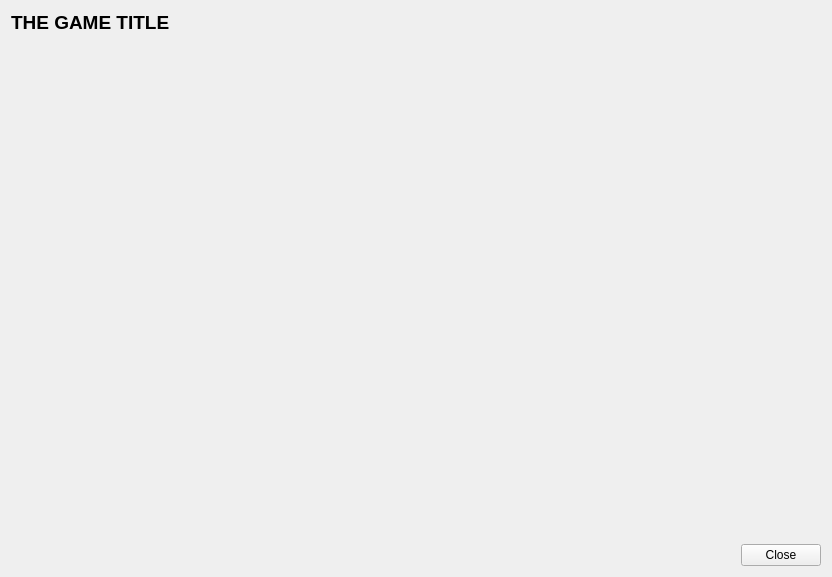
Before: the Qt Designer form src/OplPcTools/UI/GameDetailsWidget.ui in brainstream/OPL-PC-Tools, drawn with Qt 5.
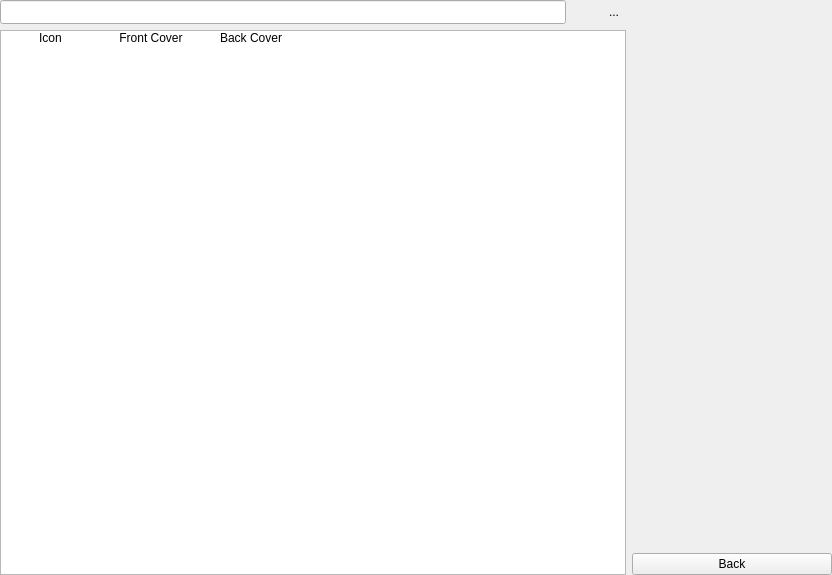
After: the same form once the commit is applied. Icons and pictures are not drawn.

Commit message: Some preparations for the Game Edit form Additionally, the About dialog has been refactored

What changed in the file:
```diff
--- a/src/OplPcTools/UI/GameDetailsWidget.ui
+++ b/src/OplPcTools/UI/GameDetailsWidget.ui
@@ -7,59 +7,233 @@
     <x>0</x>
     <y>0</y>
     <width>832</width>
-    <height>577</height>
+    <height>575</height>
    </rect>
   </property>
   <property name="windowTitle">
    <string>Form</string>
   </property>
-  <layout class="QVBoxLayout" name="verticalLayout">
+  <layout class="QHBoxLayout" name="horizontalLayout_2">
+   <property name="leftMargin">
+    <number>0</number>
+   </property>
+   <property name="topMargin">
+    <number>0</number>
+   </property>
+   <property name="rightMargin">
+    <number>0</number>
+   </property>
+   <property name="bottomMargin">
+    <number>0</number>
+   </property>
    <item>
-    <widget class="QLabel" name="mp_label_game_title">
-     <property name="font">
-      <font>
-       <pointsize>14</pointsize>
-       <weight>75</weight>
-       <bold>true</bold>
-      </font>
-     </property>
-     <property name="text">
-      <string notr="true">THE GAME TITLE</string>
-     </property>
-    </widget>
+    <layout class="QVBoxLayout" name="verticalLayout">
+     <item>
+      <layout class="QHBoxLayout" name="horizontalLayout">
+       <item>
+        <widget class="QLineEdit" name="mp_edit_title">
+         <property name="minimumSize">
+          <size>
+           <width>0</width>
+           <height>24</height>
+          </size>
+         </property>
+         <property name="maximumSize">
+          <size>
+           <width>16777215</width>
+           <height>24</height>
+          </size>
+         </property>
+        </widget>
+       </item>
+       <item>
+        <widget class="QToolButton" name="mp_btn_title_edit_cancel">
+         <property name="minimumSize">
+          <size>
+           <width>24</width>
+           <height>24</height>
+          </size>
+         </property>
+         <property name="maximumSize">
+          <size>
+           <width>24</width>
+           <height>24</height>
+          </size>
+         </property>
+         <property name="toolTip">
+          <string>Cancel</string>
+         </property>
+         <property name="text">
+          <string/>
+         </property>
+         <property name="icon">
+          <iconset theme="edit-undo" resource="../Resources.qrc">
+           <normaloff>:/icons/edit-undo</normaloff>:/icons/edit-undo</iconset>
+         </property>
+         <property name="iconSize">
+          <size>
+           <width>20</width>
+           <height>20</height>
+          </size>
+         </property>
+         <property name="autoRaise">
+          <bool>true</bool>
+         </property>
+        </widget>
+       </item>
+       <item>
+        <widget class="QToolButton" name="mp_btn_title_edit_accept">
+         <property name="minimumSize">
+          <size>
+           <width>24</width>
+           <height>24</height>
+          </size>
+         </property>
+         <property name="maximumSize">
+          <size>
+           <width>24</width>
+           <height>24</height>
+          </size>
+         </property>
+         <property name="toolTip">
+          <string>Save</string>
+         </property>
+         <property name="text">
+          <string>...</string>
+         </property>
+         <property name="icon">
+          <iconset theme="document-save" resource="../Resources.qrc">
+           <normaloff>:/icons/document-save</normaloff>:/icons/document-save</iconset>
+         </property>
+         <property name="iconSize">
+          <size>
+           <width>23</width>
+           <height>23</height>
+          </size>
+         </property>
+         <property name="autoRaise">
+          <bool>true</bool>
+         </property>
+        </widget>
+       </item>
+      </layout>
+     </item>
+     <item>
+      <widget class="QListWidget" name="mp_list_arts">
+       <property name="iconSize">
+        <size>
+         <width>64</width>
+         <height>64</height>
+        </size>
+       </property>
+       <property name="gridSize">
+        <size>
+         <width>100</width>
+         <height>100</height>
+        </size>
+       </property>
+       <property name="viewMode">
+        <enum>QListView::IconMode</enum>
+       </property>
+       <item>
+        <property name="text">
+         <string>Icon</string>
+        </property>
+        <property name="icon">
+         <iconset theme="document-edit">
+          <normaloff>.</normaloff>.</iconset>
+        </property>
+       </item>
+       <item>
+        <property name="text">
+         <string>Front Cover</string>
+        </property>
+        <property name="icon">
+         <iconset theme="document-edit">
+          <normaloff>.</normaloff>.</iconset>
+        </property>
+       </item>
+       <item>
+        <property name="text">
+         <string>Back Cover</string>
+        </property>
+        <property name="icon">
+         <iconset theme="document-edit">
+          <normaloff>.</normaloff>.</iconset>
+        </property>
+       </item>
+      </widget>
+     </item>
+    </layout>
    </item>
    <item>
-    <spacer name="mp_spacer_2">
-     <property name="orientation">
-      <enum>Qt::Vertical</enum>
-     </property>
-     <property name="sizeHint" stdset="0">
-      <size>
-       <width>20</width>
-       <height>495</height>
-      </size>
-     </property>
-    </spacer>
-   </item>
-   <item>
-    <layout class="QHBoxLayout" name="mp_layout">
+    <layout class="QVBoxLayout" name="mp_layout">
      <item>
-      <spacer name="mp_spacer">
-       <property name="orientation">
-        <enum>Qt::Horizontal</enum>
+      <widget class="QWidget" name="mp_widget_sidebar" native="true">
+       <property name="sizePolicy">
+        <sizepolicy hsizetype="Fixed" vsizetype="Expanding">
+         <horstretch>0</horstretch>
+         <verstretch>0</verstretch>
+        </sizepolicy>
        </property>
-       <property name="sizeHint" stdset="0">
+       <property name="minimumSize">
         <size>
-         <width>40</width>
-         <height>20</height>
+         <width>200</width>
+         <height>0</height>
         </size>
        </property>
-      </spacer>
+       <property name="maximumSize">
+        <size>
+         <width>200</width>
+         <height>16777215</height>
+        </size>
+       </property>
+       <layout class="QVBoxLayout" name="verticalLayout_2">
+        <property name="leftMargin">
+         <number>0</number>
+        </property>
+        <property name="topMargin">
+         <number>0</number>
+        </property>
+        <property name="rightMargin">
+         <number>0</number>
+        </property>
+        <property name="bottomMargin">
+         <number>0</number>
+        </property>
+        <item>
+         <widget class="QWidget" name="mp_widget_art_details" native="true">
+          <property name="sizePolicy">
+           <sizepolicy hsizetype="Preferred" vsizetype="Fixed">
+            <horstretch>0</horstretch>
+            <verstretch>0</verstretch>
+           </sizepolicy>
+          </property>
+          <property name="minimumSize">
+           <size>
+            <width>200</width>
+            <height>0</height>
+           </size>
+          </property>
+          <property name="maximumSize">
+           <size>
+            <width>200</width>
+            <height>16777215</height>
+           </size>
+          </property>
+         </widget>
+        </item>
+       </layout>
+      </widget>
      </item>
      <item>
       <widget class="QPushButton" name="mp_btn_close">
        <property name="text">
-        <string>Close</string>
+        <string>Back</string>
+       </property>
+       <property name="icon">
+        <iconset theme="go-previous" resource="../Resources.qrc">
+         <normaloff>:/icons/go-previous</normaloff>:/icons/go-previous</iconset>
        </property>
       </widget>
      </item>
```
Left out of the diff: 11 changed lines with no effect on the pictures. The commit also changes 14 other files.
